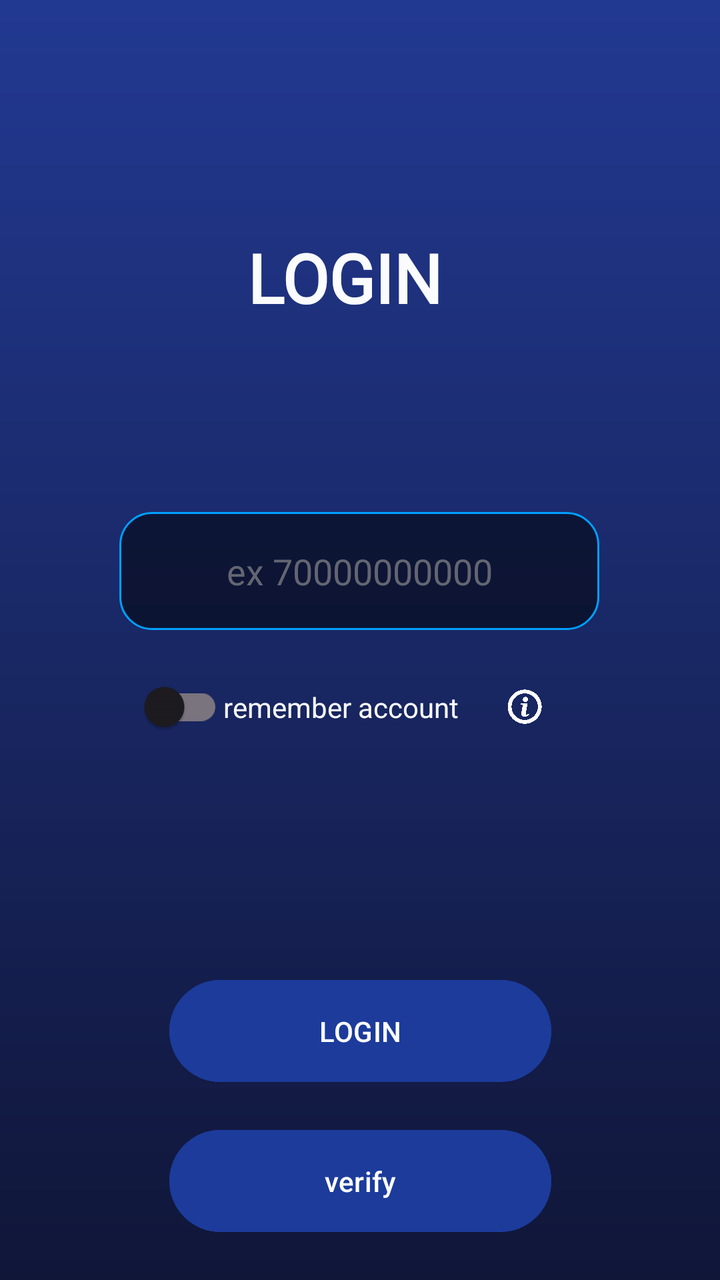
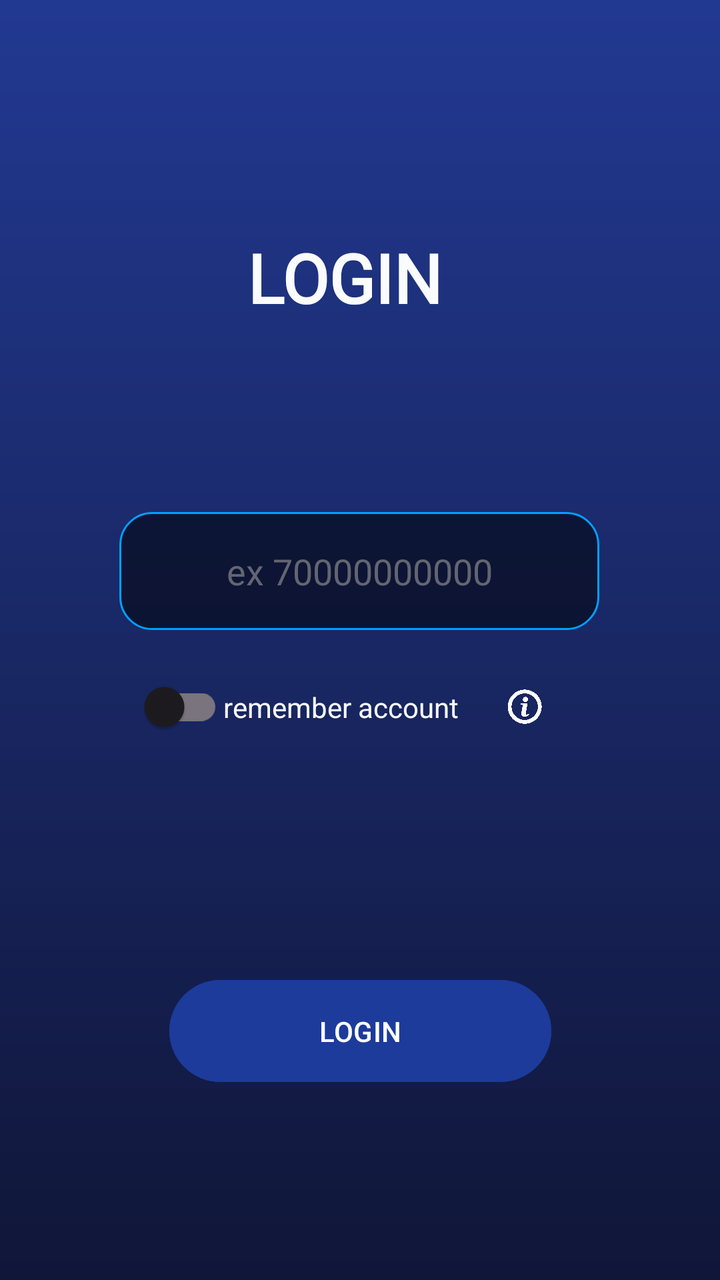

Screens rendered from an Android XML layout before and after an edit, with the pre-edit source and the edit as a unified diff.
<!-- AndroidManifest.xml: application theme Theme.Lasttele -->
<!-- res/layout/activity_main.xml -->
<?xml version="1.0" encoding="utf-8"?>
<androidx.constraintlayout.widget.ConstraintLayout xmlns:android="http://schemas.android.com/apk/res/android"
    xmlns:app="http://schemas.android.com/apk/res-auto"
    xmlns:tools="http://schemas.android.com/tools"
    android:id="@+id/main"
    android:layout_width="match_parent"
    android:layout_height="match_parent"
    android:background="@drawable/gradient_background"
    android:orientation="vertical"
    tools:context=".MainActivity">


    <Button
        android:id="@+id/button123"
        android:layout_width="191dp"
        android:layout_height="59dp"
        android:backgroundTint="#1C3B9B"
        android:color="#1C3B9B"
        android:onClick="onBtnClick"
        android:padding="16dp"
        android:text="@string/LOGIN"
        app:layout_constraintBottom_toBottomOf="parent"
        app:layout_constraintEnd_toEndOf="parent"
        app:layout_constraintStart_toStartOf="parent"
        app:layout_constraintTop_toBottomOf="@+id/codeid"
        app:layout_constraintVertical_bias="0.297" />

    <EditText
        android:id="@+id/editTextPhone2"
        android:layout_width="240dp"
        android:layout_height="59dp"
        android:layout_marginTop="256dp"
        android:background="@drawable/rounded_edittext"
        android:fontFamily="@font/inter_bold"
        android:hint="@string/ex_70000000000"
        android:textAlignment="center"
        android:textColor="#FFFFFF"
        android:textColorHint="#636671"
        android:textColorLink="#2C2C45"
        app:layout_constraintEnd_toEndOf="parent"
        app:layout_constraintHorizontal_bias="0.497"
        app:layout_constraintStart_toStartOf="parent"
        app:layout_constraintTop_toTopOf="parent" />


    <EditText
        android:id="@+id/codeid"
        android:layout_width="210dp"
        android:layout_height="59dp"
        android:layout_marginTop="72dp"
        android:background="@drawable/rounded_edittext"
        android:ems="10"
        android:fontFamily="@font/inter_bold"
        android:hint=" ****** "
        android:visibility="invisible"
        android:inputType="text"
        android:textAlignment="center"
        android:textColor="#FFFFFF"
        android:textColorHint="#636671"
        app:layout_constraintEnd_toEndOf="parent"
        app:layout_constraintHorizontal_bias="0.497"
        app:layout_constraintStart_toStartOf="parent"
        app:layout_constraintTop_toBottomOf="@+id/editTextPhone2" />

    <Button
        android:id="@+id/verifyid"
        android:layout_width="191dp"
        android:layout_height="59dp"
        android:layout_marginTop="16dp"
        android:backgroundTint="#1C3B9B"
        android:onClick="onCodeClick"
        android:text="@string/verify"
        app:layout_constraintEnd_toEndOf="parent"
        app:layout_constraintStart_toStartOf="parent"
        app:layout_constraintTop_toBottomOf="@+id/button123" />

    <TextView
        android:id="@+id/textView"
        android:layout_width="112dp"
        android:layout_height="56dp"
        android:layout_marginTop="116dp"
        android:fontFamily="@font/inter_bold"
        android:text="@string/LOGIN"
        android:textColor="#FAFFFFFF"
        android:textSize="34sp"
        android:textStyle="bold"
        app:layout_constraintEnd_toEndOf="parent"
        app:layout_constraintHorizontal_bias="0.498"
        app:layout_constraintStart_toStartOf="parent"
        app:layout_constraintTop_toTopOf="parent" />

    <ProgressBar
        android:id="@+id/progressBar2"
        style="?android:attr/progressBarStyle"
        android:layout_width="wrap_content"
        android:layout_height="wrap_content"
        android:layout_marginTop="52dp"
        android:visibility="invisible"
        app:layout_constraintBottom_toBottomOf="parent"
        app:layout_constraintEnd_toEndOf="parent"
        app:layout_constraintHorizontal_bias="0.498"
        app:layout_constraintStart_toStartOf="parent"
        app:layout_constraintTop_toBottomOf="@+id/verifyid"
        app:layout_constraintVertical_bias="0.0" />


    <LinearLayout
        android:layout_width="231dp"
        android:layout_height="67dp"
        android:layout_marginStart="4dp"
        android:layout_marginTop="5dp"
        android:orientation="horizontal"
        android:paddingTop="10dp"
        android:paddingBottom="10dp"
        app:layout_constraintBottom_toTopOf="@+id/codeid"
        app:layout_constraintStart_toStartOf="@+id/editTextPhone2"
        app:layout_constraintTop_toBottomOf="@+id/editTextPhone2"
        app:layout_constraintVertical_bias="0.0">

        <androidx.appcompat.widget.SwitchCompat xmlns:android="http://schemas.android.com/apk/res/android"
            xmlns:app="http://schemas.android.com/apk/res-auto"
            xmlns:tools="http://schemas.android.com/tools"
            android:id="@+id/switch1"
            android:layout_width="wrap_content"
            android:layout_height="wrap_content"
            android:textAlignment="viewEnd"
            android:theme="@style/CustomSwitchStyle"
            app:layout_constraintBottom_toTopOf="@+id/codeid"
            app:layout_constraintStart_toStartOf="@+id/editTextPhone2"
            app:layout_constraintTop_toBottomOf="@+id/editTextPhone2"
            tools:ignore="UseSwitchCompatOrMaterialXml" />

        <TextView
            android:layout_width="wrap_content"
            android:layout_height="wrap_content"
            android:text="@string/remember_account"
            android:textColor="#FAFFFFFF" />

        <Button
            android:id="@+id/button"
            android:layout_width="64dp"
            android:layout_height="wrap_content"
            android:layout_weight="1"
            android:backgroundTint="#001C3B9B"
            app:icon="@drawable/info" />
    </LinearLayout>





</androidx.constraintlayout.widget.ConstraintLayout>
<!-- resources referenced by this layout -->
<resources>
  <!-- drawable gradient_background (drawable) -->
  <?xml version="1.0" encoding="utf-8"?>
  <shape xmlns:android="http://schemas.android.com/apk/res/android">
      <gradient
          android:startColor="#101638"
          android:endColor="#223992"
          android:angle="90"/>
  </shape>
  <!-- drawable info: png bitmap (drawable, 39900 bytes) -->
  <!-- drawable rounded_edittext (drawable) -->
  <shape xmlns:android="http://schemas.android.com/apk/res/android">
      
      <solid android:color="#80000000" /> 
  
      
      <corners android:radius="16dp" /> 
  
      
      <stroke
          android:width="1dp"
          android:color="#00A0FF" /> 
  </shape>
  <string name="LOGIN">LOGIN</string>
  <string name="ex_70000000000">ex 70000000000</string>
  <string name="remember_account">remember account</string>
  
  
      //contact screen
  <string name="verify">verify</string>
  <style name="CustomSwitchStyle">
          <item name="android:textColor">@color/switch_text_color</item> 
      </style>
  <style name="Theme.Lasttele" parent="Base.Theme.Lasttele" />
  <style name="Base.Theme.Lasttele" parent="Theme.Material3.DayNight.NoActionBar">
          
  
          
      </style>
</resources>

<!-- the commit's change to res/layout/activity_main.xml (unified diff, before → after) -->
@@ -18,6 +18,7 @@
         android:color="#1C3B9B"
         android:onClick="onBtnClick"
         android:padding="16dp"
+        android:visibility="visible"
         android:text="@string/LOGIN"
         app:layout_constraintBottom_toBottomOf="parent"
         app:layout_constraintEnd_toEndOf="parent"
@@ -67,6 +68,7 @@
         android:layout_width="191dp"
         android:layout_height="59dp"
         android:layout_marginTop="16dp"
+        android:visibility="invisible"
         android:backgroundTint="#1C3B9B"
         android:onClick="onCodeClick"
         android:text="@string/verify"
